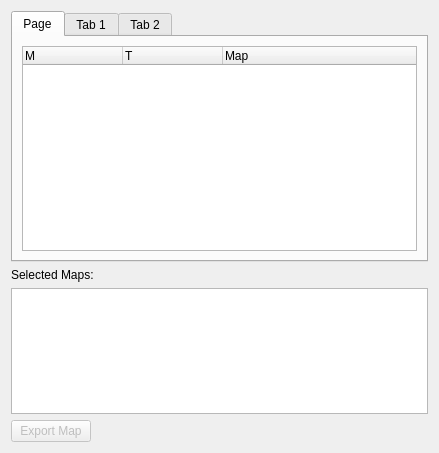
Qt form src/IMapToolWidget.ui (ntruchsess/QLandkarteGT) before a commit.
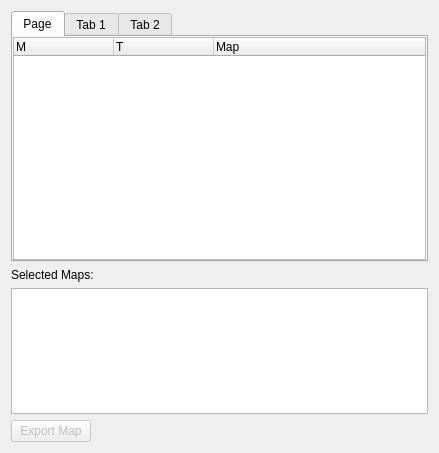
The same form after that commit.

Diff of the .ui file:
```diff
--- a/src/IMapToolWidget.ui
+++ b/src/IMapToolWidget.ui
@@ -30,6 +30,12 @@
        <string>Page</string>
       </attribute>
       <layout class="QVBoxLayout" name="verticalLayout_4">
+       <property name="spacing">
+        <number>0</number>
+       </property>
+       <property name="margin">
+        <number>0</number>
+       </property>
        <item>
         <widget class="QTreeWidget" name="treeKnownMapsStream">
          <property name="contextMenuPolicy">
```
Left out of the diff: 2 changed lines with no effect on the pictures.
